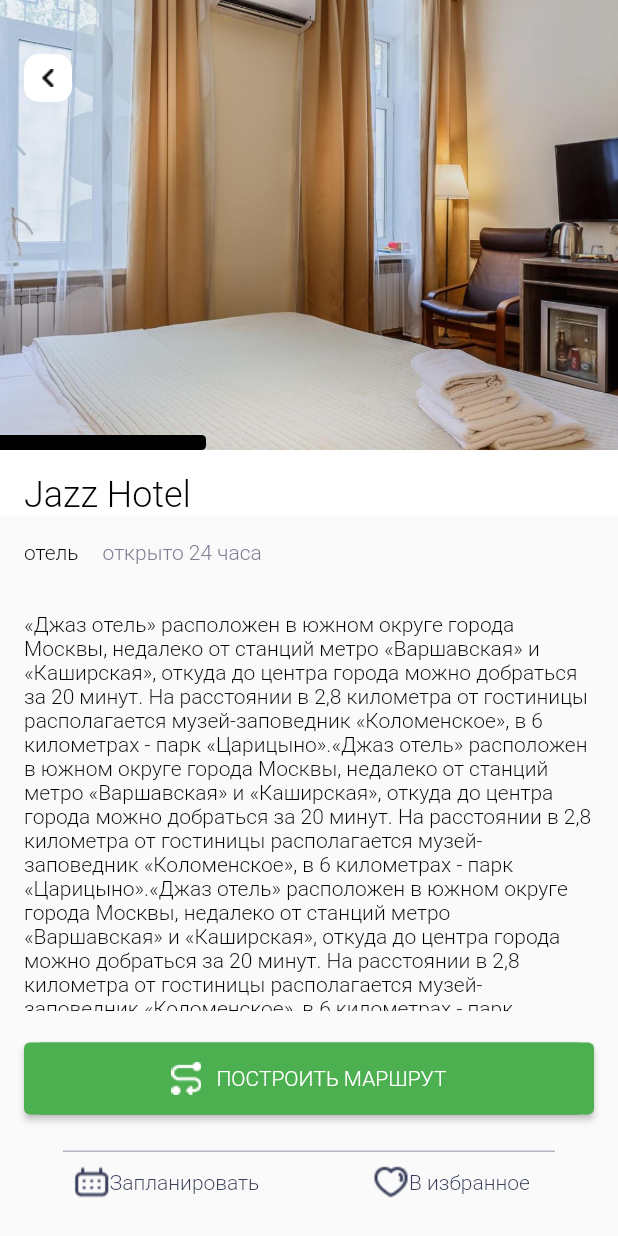
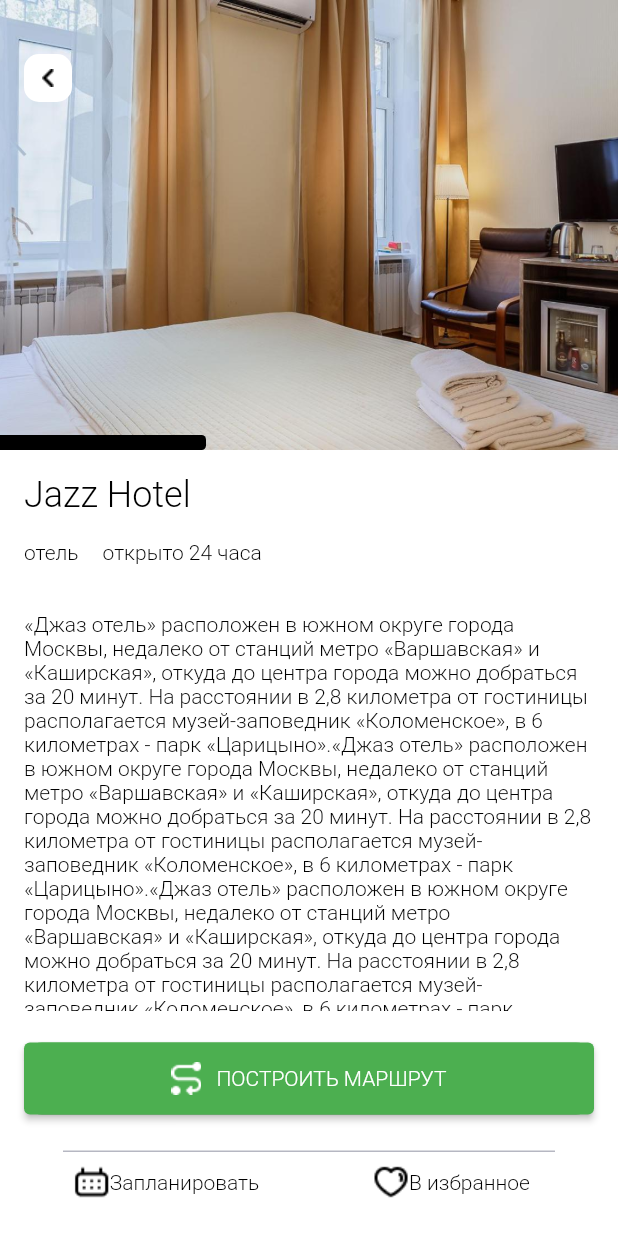
Before and after one commit to bigbagabum/places, a Flutter app: the screen it shows after launch, after a tap on "отель", on a phone screen of 412 x 824 dp. Run offline on Flutter 3.47's test engine with Material 2 defaults, Android fonts, the phone set to English and light mode, and no system bars; our stand-ins replace smooth_page_indicator; missing offline and left inert: haversine_distance.

Commit message:
debag detailCard (thema switch fix)

```diff
--- a/lib/ui/screen/sight_details/sight_details.dart
+++ b/lib/ui/screen/sight_details/sight_details.dart
@@ -2,7 +2,6 @@ import 'package:flutter/material.dart';
 import 'package:places/domain/sight.dart';
 import 'package:places/ui/res/app_assets.dart';
 import 'package:places/ui/res/app_strings.dart';
-import 'package:places/ui/res/app_theme.dart';
 import 'package:places/ui/screen/sight_details/sight_details_model.dart';
 
 class SightDetails extends StatefulWidget {
@@ -74,7 +73,8 @@ class _SightDetailsState extends State<SightDetails> {
                   ),
                 ),
                 SliverToBoxAdapter(
-                  child: Padding(
+                  child: Container(
+                    color: Theme.of(context).scaffoldBackgroundColor,
                     padding: const EdgeInsets.all(16),
                     child: Row(
                       children: [
@@ -87,12 +87,12 @@ class _SightDetailsState extends State<SightDetails> {
                         ),
                         Container(
                           margin: const EdgeInsets.only(left: 16.0),
-                          child: const Text(
+                          child: Text(
                             AppStrings.open24,
                             style: TextStyle(
                               fontFamily: 'Roboto',
                               fontSize: 14,
-                              color: Color.fromARGB(255, 124, 126, 146),
+                              color: Theme.of(context).primaryColorLight,
                             ),
                           ),
                         )
@@ -103,6 +103,7 @@ class _SightDetailsState extends State<SightDetails> {
 
                 SliverToBoxAdapter(
                   child: Container(
+                    color: Theme.of(context).scaffoldBackgroundColor,
                     padding: const EdgeInsets.only(
                         right: 16, top: 16, left: 16, bottom: 30),
                     width: double.infinity,
@@ -121,12 +122,17 @@ class _SightDetailsState extends State<SightDetails> {
           ),
           //to top level of stack
           Positioned(
-            right: 16,
-            bottom: 16,
-            left: 16,
+            right: 0,
+            bottom: 0,
+            left: 0,
+            child: Container(
+              padding: const EdgeInsets.only(
+                  left: 16, right: 16, top: 21, bottom: 16),
+              color: Theme.of(context).scaffoldBackgroundColor,
               child: Column(
                 children: [
                   Container(
+                    color: Theme.of(context).scaffoldBackgroundColor,
                     width: double.infinity,
                     padding: const EdgeInsets.only(bottom: 24),
                     child: Container(
@@ -160,12 +166,9 @@ class _SightDetailsState extends State<SightDetails> {
                     ),
                   ),
                   Container(
-                  alignment: Alignment.center,
-                  child: Container(
                     width: 328,
                     height: 1,
                     color: const Color.fromRGBO(124, 126, 146, 0.56),
-                  ),
                   ),
                   Row(
                     children: [
@@ -178,15 +181,17 @@ class _SightDetailsState extends State<SightDetails> {
                             alignment: Alignment.center,
                             child: Row(
                               mainAxisAlignment: MainAxisAlignment.center,
-                            children: const [
+                              children: [
                                 Image(
-                                  image: AssetImage(AppAssets.iconCalendar),
-                                  color: AppColors.darkIcon),
+                                    image: const AssetImage(
+                                        AppAssets.iconCalendar),
+                                    color: Theme.of(context).primaryColorLight),
                                 Text(
                                   AppStrings.getPlan,
                                   style: TextStyle(
                                       fontSize: 14,
-                                    color: Color.fromARGB(255, 58, 63, 91)),
+                                      color:
+                                          Theme.of(context).primaryColorLight),
                                 )
                               ],
                             ),
@@ -202,16 +207,17 @@ class _SightDetailsState extends State<SightDetails> {
                             alignment: Alignment.center,
                             child: Row(
                               mainAxisAlignment: MainAxisAlignment.center,
-                            children: const [
+                              children: [
                                 Image(
-                                  image: AssetImage(AppAssets.iconHeart),
-                                  color: AppColors.darkIcon),
+                                    image:
+                                        const AssetImage(AppAssets.iconHeart),
+                                    color: Theme.of(context).primaryColorLight),
                                 Text(
                                   AppStrings.inFavorite,
                                   style: TextStyle(
                                       fontSize: 14,
-                                  color: Color.fromARGB(255, 58, 63, 91),
-                                ),
+                                      color:
+                                          Theme.of(context).primaryColorLight),
                                 )
                               ],
                             ),
@@ -223,6 +229,7 @@ class _SightDetailsState extends State<SightDetails> {
                 ],
               ),
             ),
+          ),
         ],
       ),
     );
--- a/lib/ui/screen/sight_search/sight_search.dart
+++ b/lib/ui/screen/sight_search/sight_search.dart
@@ -1,7 +1,6 @@
 import 'package:flutter/material.dart';
 import 'package:places/mocks.dart';
 import 'package:places/ui/screen/add_sight/add_sight_screen.dart';
-import 'dart:io';
 import 'package:places/domain/sight.dart';
 import 'package:places/ui/res/app_assets.dart';
 import 'package:places/ui/res/app_strings.dart';
@@ -24,9 +23,6 @@ class MainList extends StatefulWidget {
 class _MainList extends State<MainList> {
   @override
   void dispose() {
-    // Clean up the controller when the widget is removed from the
-    // widget tree.
-
     textSearchFieldController.dispose();
 
     super.dispose();
@@ -73,9 +69,9 @@ class _MainList extends State<MainList> {
   Widget bodyContent() {
     if (filteredSightsList.isEmpty) {
       if (textSearchFieldController.text.isNotEmpty) {
-        return
-            //вывод пустого результата поиска
-            Center(
+        // вывод пустого результата поиска
+        return SliverFillRemaining(
+          child: Center(
             child: Column(
               mainAxisAlignment: MainAxisAlignment.center,
               children: [
@@ -97,42 +93,101 @@ class _MainList extends State<MainList> {
                 ),
               ],
             ),
+          ),
         );
       } else {
-        return Padding(
-          //вывод без фильтра все подряд
-
-          padding: const EdgeInsets.only(top: 15),
-          child: ListView.builder(
-              cacheExtent: 10,
-              physics: Platform.isAndroid
-                  ? const ClampingScrollPhysics()
-                  : const BouncingScrollPhysics(),
-              itemCount: mocks.length,
-              itemBuilder: (context, index) {
+        // вывод без фильтра все подряд
+        return SliverList(
+          delegate: SliverChildBuilderDelegate(
+            (BuildContext context, int index) {
               return SightCard(
                   sight: mocks[index],
                   listIndex: SightListIndex.mainList,
                   status: mocks[index].status,
                   listKey: ValueKey(mocks[index].sightId));
-              }),
+            },
+            childCount: mocks.length,
+          ),
         );
       }
     } else {
-      //отфильтрованый список
-      return ListView.builder(
-          cacheExtent: 20,
-          physics: Platform.isAndroid
-              ? const ClampingScrollPhysics()
-              : const BouncingScrollPhysics(),
-          itemCount: filteredSightsList.length,
-          itemBuilder: (context, index) {
+      // отфильтрованный список
+      return SliverList(
+        delegate: SliverChildBuilderDelegate(
+          (BuildContext context, int index) {
             return SeightLine(
                 inputSight: filteredSightsList[index],
                 maskOfSearch: textSearchFieldController.text);
-          });
+          },
+          childCount: filteredSightsList.length,
+        ),
+      );
     }
   }
+
+  // Widget bodyContent() {
+  //   if (filteredSightsList.isEmpty) {
+  //     if (textSearchFieldController.text.isNotEmpty) {
+  //       return
+  //           //вывод пустого результата поиска
+  //           Center(
+  //         child: Column(
+  //           mainAxisAlignment: MainAxisAlignment.center,
+  //           children: [
+  //             const SizedBox(
+  //               height: 30,
+  //             ),
+  //             const Image(
+  //               image: AssetImage(AppAssets.iconEmptySearch),
+  //             ),
+  //             const SizedBox(height: 16.0),
+  //             Text(
+  //               AppStrings.emptySearchResult,
+  //               style: Theme.of(context).textTheme.titleMedium,
+  //             ),
+  //             const SizedBox(height: 8.0),
+  //             Text(
+  //               AppStrings.tryToChangeParametersForSearch,
+  //               style: Theme.of(context).textTheme.titleSmall,
+  //             ),
+  //           ],
+  //         ),
+  //       );
+  //     } else {
+  //       return Padding(
+  //         //вывод без фильтра все подряд
+
+  //         padding: const EdgeInsets.only(top: 15),
+  //         child: ListView.builder(
+  //             cacheExtent: 10,
+  //             physics: Platform.isAndroid
+  //                 ? const ClampingScrollPhysics()
+  //                 : const BouncingScrollPhysics(),
+  //             itemCount: mocks.length,
+  //             itemBuilder: (context, index) {
+  //               return SightCard(
+  //                   sight: mocks[index],
+  //                   listIndex: SightListIndex.mainList,
+  //                   status: mocks[index].status,
+  //                   listKey: ValueKey(mocks[index].sightId));
+  //             }),
+  //       );
+  //     }
+  //   } else {
+  //     //отфильтрованый список
+  //     return ListView.builder(
+  //         cacheExtent: 20,
+  //         physics: Platform.isAndroid
+  //             ? const ClampingScrollPhysics()
+  //             : const BouncingScrollPhysics(),
+  //         itemCount: filteredSightsList.length,
+  //         itemBuilder: (context, index) {
+  //           return SeightLine(
+  //               inputSight: filteredSightsList[index],
+  //               maskOfSearch: textSearchFieldController.text);
+  //         });
+  //   }
+  // }
 
   void clearSearch() {
     textSearchFieldController.clear();
@@ -144,8 +199,13 @@ class _MainList extends State<MainList> {
   @override
   Widget build(BuildContext context) {
     return Scaffold(
-      appBar: AppBar(
-        toolbarHeight: AppSize.toolBarSize,
+      resizeToAvoidBottomInset: false,
+      body: CustomScrollView(
+        slivers: <Widget>[
+          SliverAppBar(
+            pinned: true,
+            floating: false,
+            expandedHeight: AppSize.toolBarSize + 52,
             centerTitle: true,
             title: Text(
               AppStrings.appTitle,
@@ -157,14 +217,14 @@ class _MainList extends State<MainList> {
                   fontWeight: FontWeight.bold,
                   height: 1),
             ),
-        bottom: PreferredSize(
-          preferredSize: const Size.fromHeight(52.0),
+            flexibleSpace: FlexibleSpaceBar(
+              background: Align(
+                alignment: Alignment.bottomCenter,
                 child: Container(
-            margin: const EdgeInsets.only(left: 16, right: 16),
+                  margin: const EdgeInsets.only(left: 16, right: 16, bottom: 8),
                   height: 40,
                   width: double.infinity,
                   child: TextField(
-              //onTap: () {},
                     controller: textSearchFieldController,
                     textAlignVertical: TextAlignVertical.center,
                     onSubmitted: (_) {
@@ -195,8 +255,11 @@ class _MainList extends State<MainList> {
                               filteredSightsList = filteredListOfItems(
                                   textSearchFieldController.text
                                       .toLowerCase()
-                                .substring(0,
-                                    textSearchFieldController.text.length - 1),
+                                      .substring(
+                                          0,
+                                          textSearchFieldController
+                                                  .text.length -
+                                              1),
                                   sightList);
                             }
                           },
@@ -209,7 +272,6 @@ class _MainList extends State<MainList> {
                         setState(() {});
                       }
                     },
-
                     decoration: InputDecoration(
                         fillColor: Theme.of(context).primaryColorDark,
                         border: OutlineInputBorder(
@@ -229,9 +291,10 @@ class _MainList extends State<MainList> {
                 ),
               ),
             ),
-      resizeToAvoidBottomInset: false,
-      body: //const BodyMainList(),
+          ),
           bodyContent(),
+        ],
+      ),
       floatingActionButtonLocation: FloatingActionButtonLocation.centerFloat,
       floatingActionButton: FloatingActionButton.extended(
         backgroundColor: Theme.of(context).selectedRowColor,
```
Lines whose indentation alone changed are shown as unchanged.
